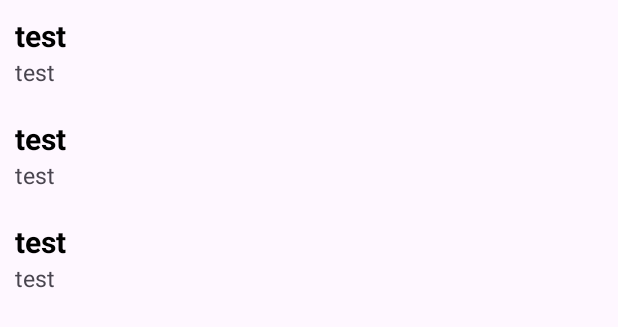
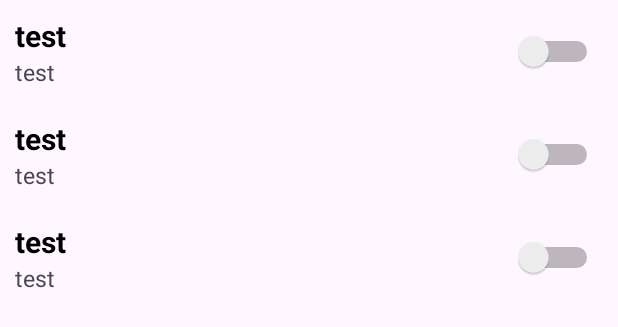
Before and after one commit to PotatoMeme/sparta_android_kotlin, an Android app: the layout fragment_bookmark.xml on its own in the app's theme, with its tools: preview values and no code run, on a phone screen of 412 x 824 dp. Shown: the top 327 px of the screen. Run offline under Robolectric (Android 15) with nearby library versions, the light colour scheme and no system bars.

Commit message:
[FEAT] : ⚙️ ListAdapter 적용, viewmodel 적용,switch 적용

```diff
--- a/TodoApp/app/src/main/java/com/potatomeme/todoapp/model/Todo.kt
+++ b/TodoApp/app/src/main/java/com/potatomeme/todoapp/model/Todo.kt
@@ -7,6 +7,7 @@
 data class Todo(
     val title: String,
     val description: String,
+    val favoriteTag: Boolean = false,
     val id: Int = idIncrease++,
 ) : Parcelable{
     companion object{
--- a/TodoApp/app/src/main/res/layout/item_recyclerview.xml
+++ b/TodoApp/app/src/main/res/layout/item_recyclerview.xml
@@ -1,28 +1,45 @@
 <?xml version="1.0" encoding="utf-8"?>
-<LinearLayout xmlns:android="http://schemas.android.com/apk/res/android"
+<androidx.constraintlayout.widget.ConstraintLayout xmlns:android="http://schemas.android.com/apk/res/android"
     xmlns:tools="http://schemas.android.com/tools"
     android:layout_width="match_parent"
     android:layout_height="wrap_content"
+    xmlns:app="http://schemas.android.com/apk/res-auto"
     android:orientation="vertical"
     android:padding="10dp">
 
     <TextView
         android:id="@+id/title_text_view"
-        android:layout_width="match_parent"
+        android:layout_width="0dp"
         android:layout_height="wrap_content"
         android:ellipsize="end"
         android:maxLines="1"
         android:textColor="@color/black"
         android:textSize="20sp"
         android:textStyle="bold"
+        app:layout_constraintEnd_toStartOf="@+id/favorite_switch"
+        app:layout_constraintStart_toStartOf="parent"
+        app:layout_constraintTop_toTopOf="parent"
         tools:text="test" />
 
     <TextView
         android:id="@+id/description_text_view"
-        android:layout_width="match_parent"
+        android:layout_width="0dp"
         android:layout_height="wrap_content"
         android:ellipsize="end"
         android:maxLines="1"
         android:textSize="15sp"
+        app:layout_constraintEnd_toStartOf="@+id/favorite_switch"
+        app:layout_constraintStart_toStartOf="parent"
+        app:layout_constraintTop_toBottomOf="@id/title_text_view"
         tools:text="test" />
-</LinearLayout>
+
+    <Switch
+        android:id="@+id/favorite_switch"
+        android:layout_width="wrap_content"
+        android:layout_height="0dp"
+        android:switchMinWidth="60dp"
+        app:layout_constraintBottom_toBottomOf="parent"
+        app:layout_constraintEnd_toEndOf="parent"
+        app:layout_constraintTop_toTopOf="parent"
+        tools:ignore="UseSwitchCompatOrMaterialXml" />
+</androidx.constraintlayout.widget.ConstraintLayout>
```
Also changed, not shown: TodoApp/app/build.gradle (+7 -0 lines), TodoApp/app/src/main/java/com/potatomeme/todoapp/adapter/RecyclerviewAdapter.kt (+25 -32 lines), TodoApp/app/src/main/java/com/potatomeme/todoapp/bookmark/BookmarkFragment.kt (+26 -4 lines), TodoApp/app/src/main/java/com/potatomeme/todoapp/main/MainActivity.kt (+13 -6 lines), TodoApp/app/src/main/java/com/potatomeme/todoapp/main/MainViewModel.kt (added, +56 -0 lines), TodoApp/app/src/main/java/com/potatomeme/todoapp/todo/TodoFragment.kt (+16 -13 lines).
